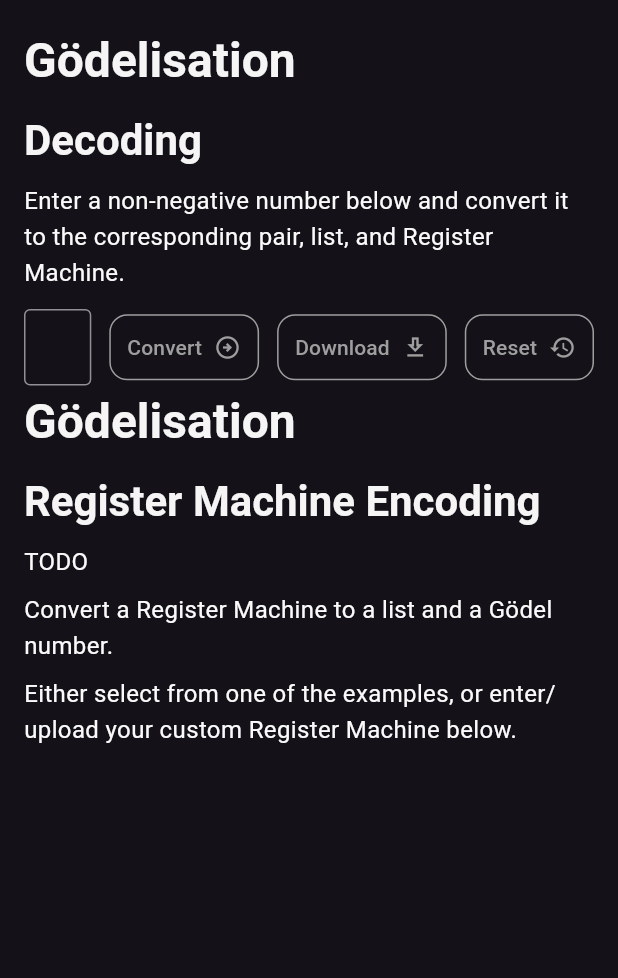
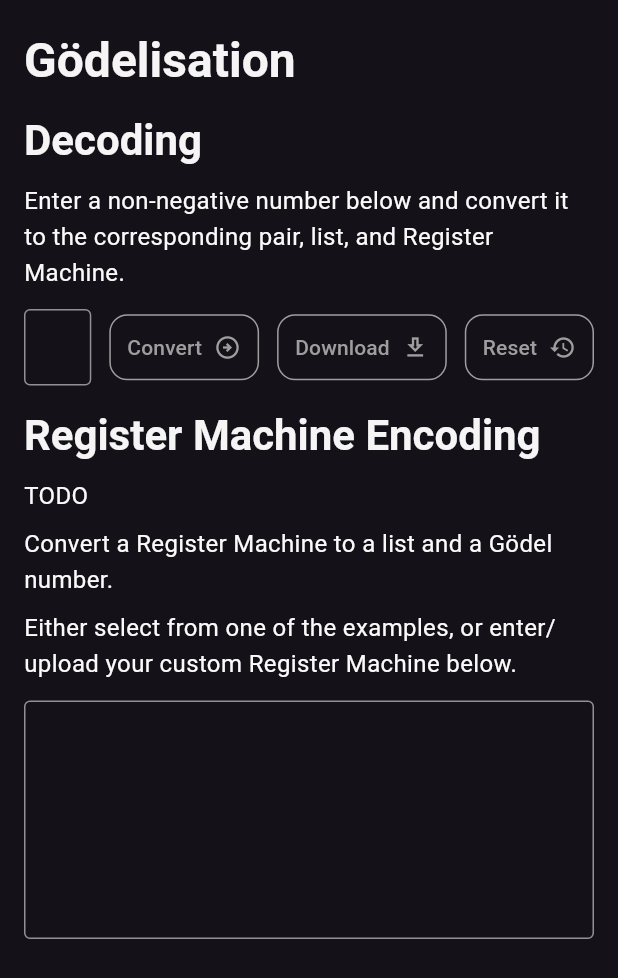
Before and after one commit to MMZK1526/rm_front_end, a Flutter app: the ConversionTab widget shown alone on an empty page, opened directly, on a phone screen of 412 x 824 dp. Shown: the top 978 px of the screen. Run offline on Flutter 3.47's test engine with Material 2 defaults, Android fonts, the phone set to English and light mode, and no system bars; drawn by our look-alikes of flutter_markdown; our stand-ins replace dartz; missing offline and left inert: dart:html; network calls fail.

Commit message:
[mmzk] (feat) Set fontFamily for input text to monospace

```diff
--- a/lib/constants/my_markdown_texts.dart
+++ b/lib/constants/my_markdown_texts.dart
@@ -97,8 +97,6 @@ Enter a non-negative number below and convert it to the corresponding pair, list
 """;
 
   static const encodeRMmarkdown = """
-# Gödelisation
-
 ## Register Machine Encoding
 
 TODO
--- a/lib/main.dart
+++ b/lib/main.dart
@@ -50,6 +50,7 @@ final theme = ThemeData.dark(useMaterial3: true).copyWith(
       fontSize: 18.0,
       color: Colors.grey.shade50,
       height: 1.5,
+      fontFamily: 'monospace',
     ),
     bodyMedium: TextStyle(
       fontSize: 16.0,
--- a/lib/views/conversion_tab.dart
+++ b/lib/views/conversion_tab.dart
@@ -132,9 +132,31 @@ class _ConversionTabState extends State<ConversionTab>
                 fitContent: false,
               ),
             ),
-          const MarkdownBody(
-            data: MyMarkdownTexts.encodeRMmarkdown,
-            fitContent: false,
+          const Padding(
+            padding: EdgeInsets.only(top: 12.0),
+            child: MarkdownBody(
+              data: MyMarkdownTexts.encodeRMmarkdown,
+              fitContent: false,
+            ),
+          ),
+          Padding(
+            padding: const EdgeInsets.only(top: 12.0),
+            child: Row(
+              children: [
+                Expanded(
+                  child: TextFormField(
+                    // controller: decodeInputManager.textController,
+                    // decoration: InputDecoration(
+                    //   hintText: decodeInputManager.currentSearchedInput != null
+                    //       ? 'Click "${MyText.convert.text}" to restore the previous input'
+                    //       : null,
+                    // ),
+                    minLines: 5,
+                    maxLines: null,
+                  ),
+                ),
+              ],
+            ),
           ),
         ],
       ),
```
